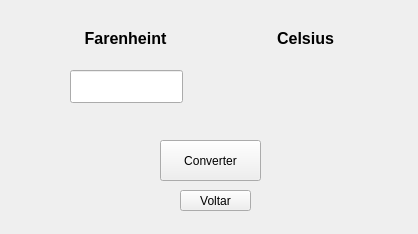
laribrito/primeiraInterface, file telas/telaFc.ui: the form before one commit.
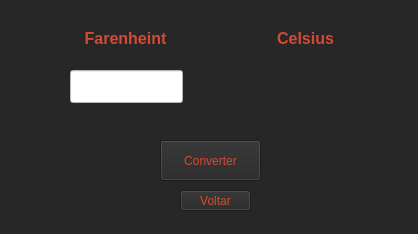
The form after the commit.

Patch:
```diff
--- a/telas/telaFc.ui
+++ b/telas/telaFc.ui
@@ -14,6 +14,10 @@
    <string>Farenheint para Celsius</string>
   </property>
   <widget class="QWidget" name="centralwidget">
+   <property name="styleSheet">
+    <string notr="true">background: #272727; color: #D64933;
+</string>
+   </property>
    <widget class="QLineEdit" name="esse">
     <property name="geometry">
      <rect>
@@ -28,6 +32,12 @@
       <pointsize>12</pointsize>
      </font>
     </property>
+    <property name="styleSheet">
+     <string notr="true">background: white; color: black;</string>
+    </property>
+    <property name="text">
+     <string/>
+    </property>
    </widget>
    <widget class="QLabel" name="f">
     <property name="geometry">
@@ -100,6 +110,9 @@
     <property name="layoutDirection">
      <enum>Qt::LeftToRight</enum>
     </property>
+    <property name="styleSheet">
+     <string notr="true">color: black;</string>
+    </property>
     <property name="text">
      <string/>
     </property>
@@ -116,6 +129,9 @@
       <height>41</height>
      </rect>
     </property>
+    <property name="styleSheet">
+     <string notr="true">background: 7C7C7C; color: #D64933;</string>
+    </property>
     <property name="text">
      <string>Converter</string>
     </property>
@@ -129,6 +145,9 @@
       <height>21</height>
      </rect>
     </property>
+    <property name="styleSheet">
+     <string notr="true">background: 7C7C7C; color: #D64933;</string>
+    </property>
     <property name="text">
      <string>Voltar</string>
     </property>
```
